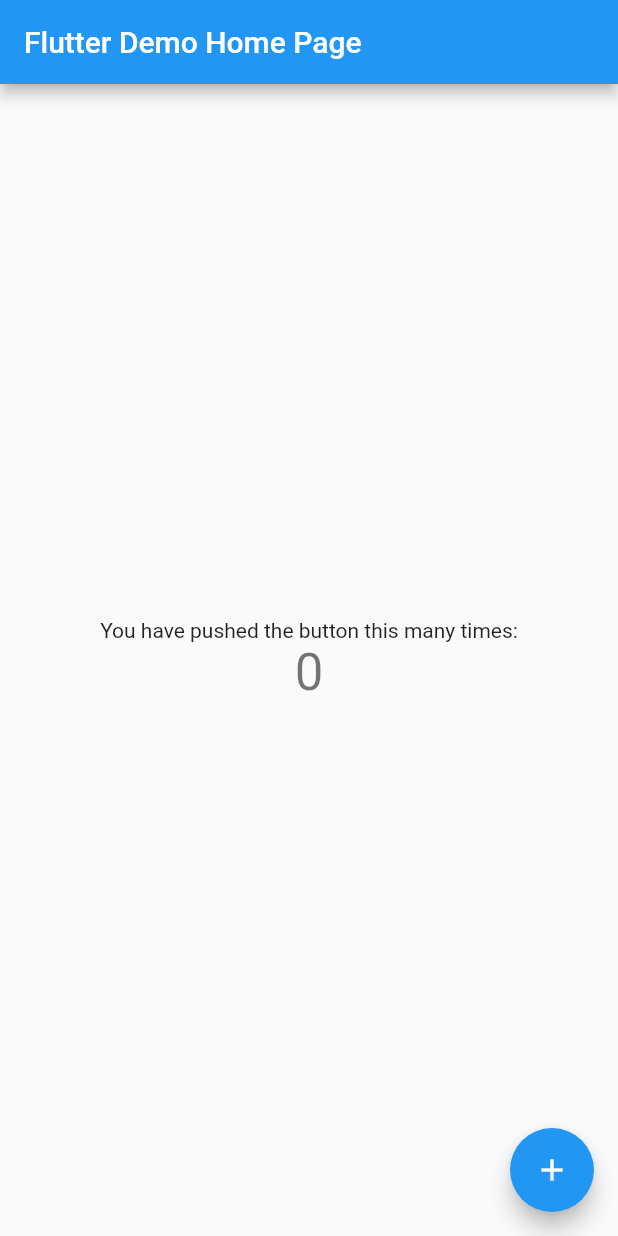
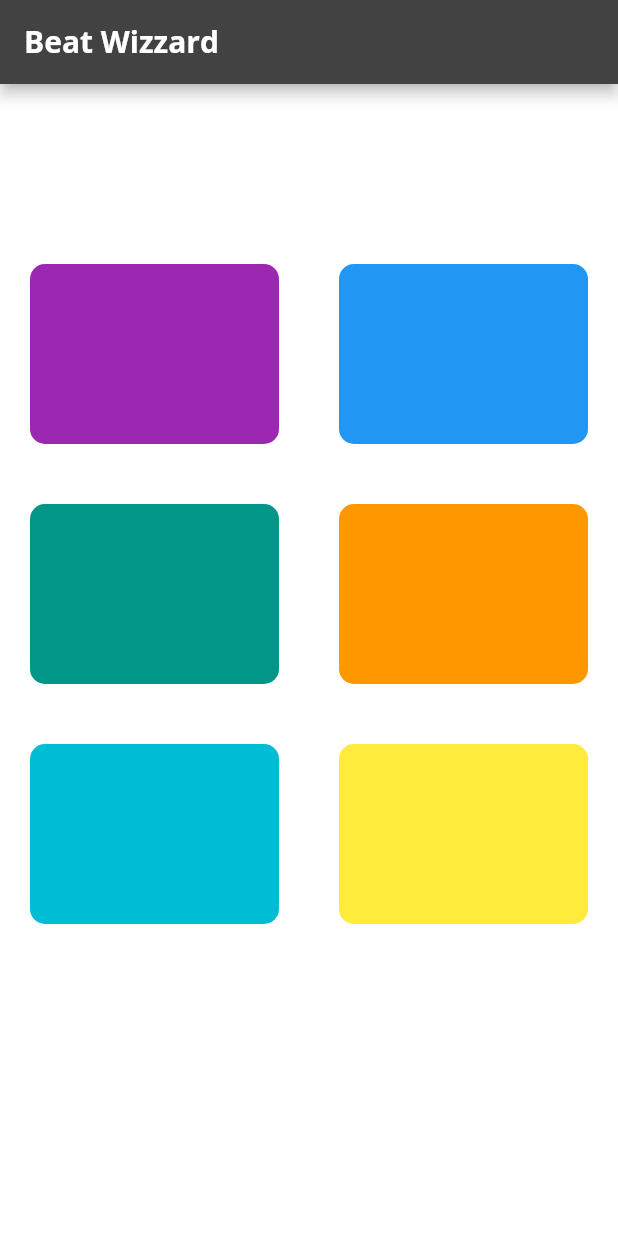
Before and after one commit to silverhairs/100daysOfFlutter, a Flutter app: the screen it shows after launch, on a phone screen of 412 x 824 dp. Run offline on Flutter 3.47's test engine with Material 2 defaults, Android fonts, the phone set to English and light mode, and no system bars; our stand-ins replace audioplayers, google_fonts, rflutter_alert.

Commit message:
finished designing buttons and adding sounds

```diff
--- a/beat_wizard/lib/main.dart
+++ b/beat_wizard/lib/main.dart
@@ -1,111 +1,166 @@
+import 'package:audioplayers/audio_cache.dart';
 import 'package:flutter/material.dart';
+import 'package:flutter/services.dart';
+import 'package:google_fonts/google_fonts.dart';
 
-void main() => runApp(MyApp());
+void main() => runApp(BeatWizzard());
 
-class MyApp extends StatelessWidget {
-  // This widget is the root of your application.
+class BeatWizzard extends StatelessWidget {
   @override
   Widget build(BuildContext context) {
     return MaterialApp(
-      title: 'Flutter Demo',
-      theme: ThemeData(
-        // This is the theme of your application.
-        //
-        // Try running your application with "flutter run". You'll see the
-        // application has a blue toolbar. Then, without quitting the app, try
-        // changing the primarySwatch below to Colors.green and then invoke
-        // "hot reload" (press "r" in the console where you ran "flutter run",
-        // or simply save your changes to "hot reload" in a Flutter IDE).
-        // Notice that the counter didn't reset back to zero; the application
-        // is not restarted.
-        primarySwatch: Colors.blue,
+      theme: ThemeData.dark().copyWith(
+        accentColor: Color(0x9835FF),
+        textTheme: ThemeData.dark().textTheme.copyWith(
+              body1: GoogleFonts.kulimPark(
+                textStyle: TextStyle(fontSize: 20),
+              ),
+              title: GoogleFonts.kulimPark(
+                textStyle: TextStyle(fontWeight: FontWeight.bold, fontSize: 22),
+              ),
+            ),
+        appBarTheme: AppBarTheme(
+          textTheme: ThemeData.dark().textTheme.copyWith(
+                title: GoogleFonts.openSans(
+                    fontSize: 20, fontWeight: FontWeight.bold),
+              ),
+        ),
       ),
-      home: MyHomePage(title: 'Flutter Demo Home Page'),
+      home: Homepage(),
     );
   }
 }
 
-class MyHomePage extends StatefulWidget {
-  MyHomePage({Key key, this.title}) : super(key: key);
-
-  // This widget is the home page of your application. It is stateful, meaning
-  // that it has a State object (defined below) that contains fields that affect
-  // how it looks.
-
-  // This class is the configuration for the state. It holds the values (in this
-  // case the title) provided by the parent (in this case the App widget) and
-  // used by the build method of the State. Fields in a Widget subclass are
-  // always marked "final".
-
-  final String title;
-
+class Homepage extends StatefulWidget {
   @override
-  _MyHomePageState createState() => _MyHomePageState();
+  _HomepageState createState() => _HomepageState();
 }
 
-class _MyHomePageState extends State<MyHomePage> {
-  int _counter = 0;
-
-  void _incrementCounter() {
-    setState(() {
-      // This call to setState tells the Flutter framework that something has
-      // changed in this State, which causes it to rerun the build method below
-      // so that the display can reflect the updated values. If we changed
-      // _counter without calling setState(), then the build method would not be
-      // called again, and so nothing would appear to happen.
-      _counter++;
-    });
-  }
-
+class _HomepageState extends State<Homepage> {
   @override
   Widget build(BuildContext context) {
-    // This method is rerun every time setState is called, for instance as done
-    // by the _incrementCounter method above.
-    //
-    // The Flutter framework has been optimized to make rerunning build methods
-    // fast, so that you can just rebuild anything that needs updating rather
-    // than having to individually change instances of widgets.
     return Scaffold(
+      backgroundColor: Color(0x242132),
       appBar: AppBar(
-        // Here we take the value from the MyHomePage object that was created by
-        // the App.build method, and use it to set our appbar title.
-        title: Text(widget.title),
+        title: Text('Beat Wizzard'),
       ),
-      body: Center(
-        // Center is a layout widget. It takes a single child and positions it
-        // in the middle of the parent.
+      body: SafeArea(
         child: Column(
-          // Column is also a layout widget. It takes a list of children and
-          // arranges them vertically. By default, it sizes itself to fit its
-          // children horizontally, and tries to be as tall as its parent.
-          //
-          // Invoke "debug painting" (press "p" in the console, choose the
-          // "Toggle Debug Paint" action from the Flutter Inspector in Android
-          // Studio, or the "Toggle Debug Paint" command in Visual Studio Code)
-          // to see the wireframe for each widget.
-          //
-          // Column has various properties to control how it sizes itself and
-          // how it positions its children. Here we use mainAxisAlignment to
-          // center the children vertically; the main axis here is the vertical
-          // axis because Columns are vertical (the cross axis would be
-          // horizontal).
-          mainAxisAlignment: MainAxisAlignment.center,
+          crossAxisAlignment: CrossAxisAlignment.stretch,
           children: <Widget>[
-            Text(
-              'You have pushed the button this many times:',
+            Row(
+              children: <Widget>[
+                Expanded(
+                  child: Container(
+                    decoration: BoxDecoration(
+                      color: Colors.purple,
+                      borderRadius: BorderRadius.circular(10),
+                    ),
+                    margin: EdgeInsets.only(
+                        top: 120, left: 20, right: 20, bottom: 20),
+                    height: 120.0,
+                    child: FlatButton(
+                      onPressed: () {
+                        AudioCache player = AudioCache();
+                        player.play('superBeatt.wav');
+                      },
+                    ),
+                  ),
+                ),
+                Expanded(
+                  child: Container(
+                    decoration: BoxDecoration(
+                      color: Colors.blue,
+                      borderRadius: BorderRadius.circular(10),
+                    ),
+                    margin: EdgeInsets.only(
+                        top: 120, left: 20, right: 20, bottom: 20),
+                    height: 120.0,
+                    child: FlatButton(
+                      onPressed: () {
+                        AudioCache player = AudioCache();
+                        player.play('triangle.wav');
+                      },
+                    ),
+                  ),
+                ),
+              ],
             ),
-            Text(
-              '$_counter',
-              style: Theme.of(context).textTheme.display1,
+            Row(
+              children: <Widget>[
+                Expanded(
+                  child: Container(
+                    decoration: BoxDecoration(
+                      color: Colors.teal,
+                      borderRadius: BorderRadius.circular(10),
+                    ),
+                    margin: EdgeInsets.symmetric(vertical: 20, horizontal: 20),
+                    height: 120.0,
+                    child: FlatButton(
+                      onPressed: () {
+                        AudioCache player = AudioCache();
+                        player.play('violin.wav');
+                      },
+                    ),
+                  ),
+                ),
+                Expanded(
+                  child: Container(
+                    decoration: BoxDecoration(
+                      color: Colors.orange,
+                      borderRadius: BorderRadius.circular(10),
+                    ),
+                    margin: EdgeInsets.symmetric(vertical: 20, horizontal: 20),
+                    height: 120.0,
+                    child: FlatButton(
+                      onPressed: () {
+                        AudioCache player = AudioCache();
+                        player.play('bass.wav');
+                      },
+                    ),
+                  ),
+                ),
+              ],
+            ),
+            Row(
+              children: <Widget>[
+                Expanded(
+                  child: Container(
+                    decoration: BoxDecoration(
+                      color: Colors.cyan,
+                      borderRadius: BorderRadius.circular(10),
+                    ),
+                    margin: EdgeInsets.symmetric(vertical: 20, horizontal: 20),
+                    height: 120.0,
+                    child: FlatButton(
+                      onPressed: () {
+                        AudioCache player = AudioCache();
+                        player.play('pop_dance.wav');
+                      },
+                    ),
+                  ),
+                ),
+                Expanded(
+                  child: Container(
+                    decoration: BoxDecoration(
+                      color: Colors.yellow,
+                      borderRadius: BorderRadius.circular(10),
+                    ),
+                    margin: EdgeInsets.symmetric(vertical: 20, horizontal: 20),
+                    height: 120.0,
+                    child: FlatButton(
+                      onPressed: () {
+                        AudioCache player = AudioCache();
+                        player.play('beat2.wav');
+                      },
+                    ),
+                  ),
+                ),
+              ],
             ),
           ],
         ),
       ),
-      floatingActionButton: FloatingActionButton(
-        onPressed: _incrementCounter,
-        tooltip: 'Increment',
-        child: Icon(Icons.add),
-      ), // This trailing comma makes auto-formatting nicer for build methods.
     );
   }
 }
```
Also changed, not shown: beat_wizard/pubspec.yaml (+4 -39 lines), beat_wizard/pubspec.lock, 14 other files.
